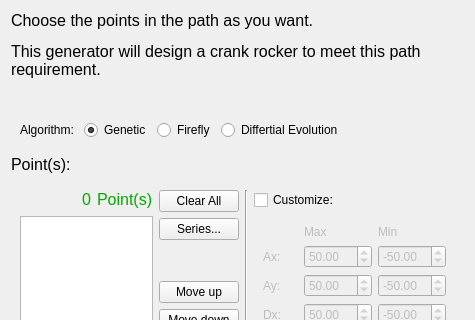
Qt form core/panel/run_Path_Solving.ui (KmolYuan/Pyslvs-UI) before a commit; both pictures show x 0 to 475 and y 0 to 320 of the 475 by 588 pixel window.
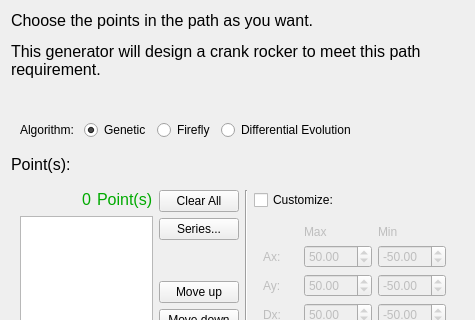
The same form after that commit. Icons and pictures are not drawn.

What changed in the file:
```diff
--- a/core/panel/run_Path_Solving.ui
+++ b/core/panel/run_Path_Solving.ui
@@ -107,7 +107,7 @@
       <item>
        <widget class="QRadioButton" name="type2">
         <property name="text">
-         <string>Differtial Evolution</string>
+         <string>Differential Evolution</string>
         </property>
        </widget>
       </item>
```
